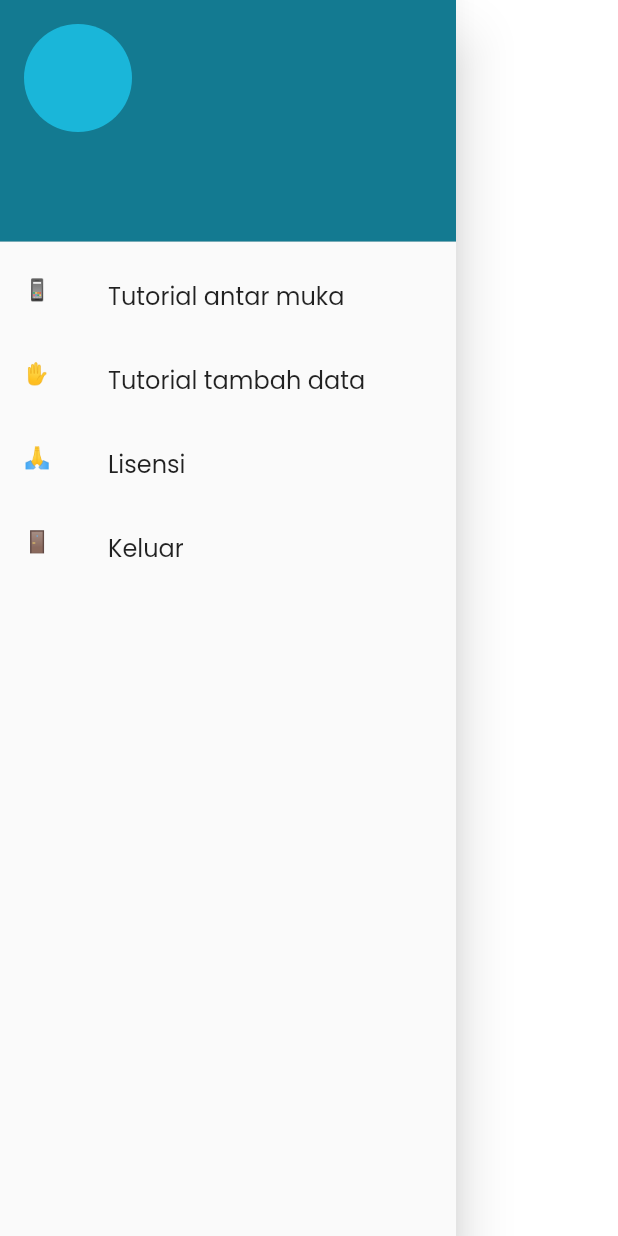
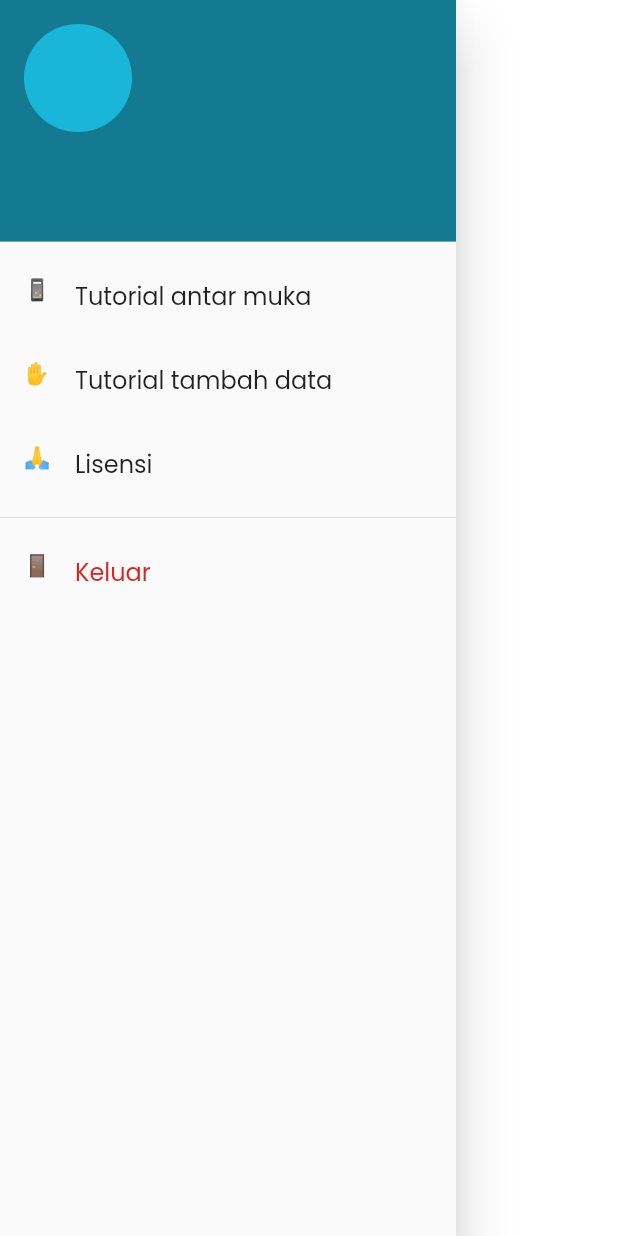
Before and after one commit to indmind/bukulistrik, a Flutter app: the HomePageDrawer widget shown alone on an empty page, opened directly, on a phone screen of 412 x 824 dp. Run offline on Flutter 3.47's test engine with Material 2 defaults, Android fonts, the phone set to English and light mode, and no system bars; our stand-ins replace cloud_firestore, datetime_picker_formfield, equatable, firebase_analytics, firebase_auth, firebase_core and 9 more; missing offline and left inert: firebase_performance, rainbow_color, tutorial_coach_mark; accounts and stored records are empty.

Commit message:
Tidyup sidebar

```diff
--- a/lib/ui/pages/home_page/widgets/home_page_drawer.dart
+++ b/lib/ui/pages/home_page/widgets/home_page_drawer.dart
@@ -42,6 +42,7 @@ class HomePageDrawer extends StatelessWidget {
           ListTile(
             title: const Text('Tutorial antar muka'),
             leading: const Text('📱'),
+            minLeadingWidth: 18,
             onTap: () async {
               await GetStorage().write(HomePageTutorial.storageKey, false);
               Get.back();
@@ -51,6 +52,7 @@ class HomePageDrawer extends StatelessWidget {
           ListTile(
             title: const Text('Tutorial tambah data'),
             leading: const Text('✋'),
+            minLeadingWidth: 18,
             onTap: () async {
               await GetStorage().write(AddRecordPageTutorial.storageKey, false);
               Get.back();
@@ -61,6 +63,7 @@ class HomePageDrawer extends StatelessWidget {
           ListTile(
             title: const Text('Lisensi'),
             leading: const Text('🙏'),
+            minLeadingWidth: 18,
             onTap: () => showLicensePage(
               context: context,
               applicationIcon: Padding(
@@ -74,9 +77,16 @@ class HomePageDrawer extends StatelessWidget {
               ),
             ),
           ),
+          const Divider(),
           ListTile(
-            title: const Text('Keluar'),
+            title: Text(
+              'Keluar',
+              style: TextStyle(
+                color: Get.theme.colorScheme.error,
+              ),
+            ),
             leading: const Text('🚪'),
+            minLeadingWidth: 18,
             onTap: () {
               Get.find<AuthController>().signOut();
             },
```
